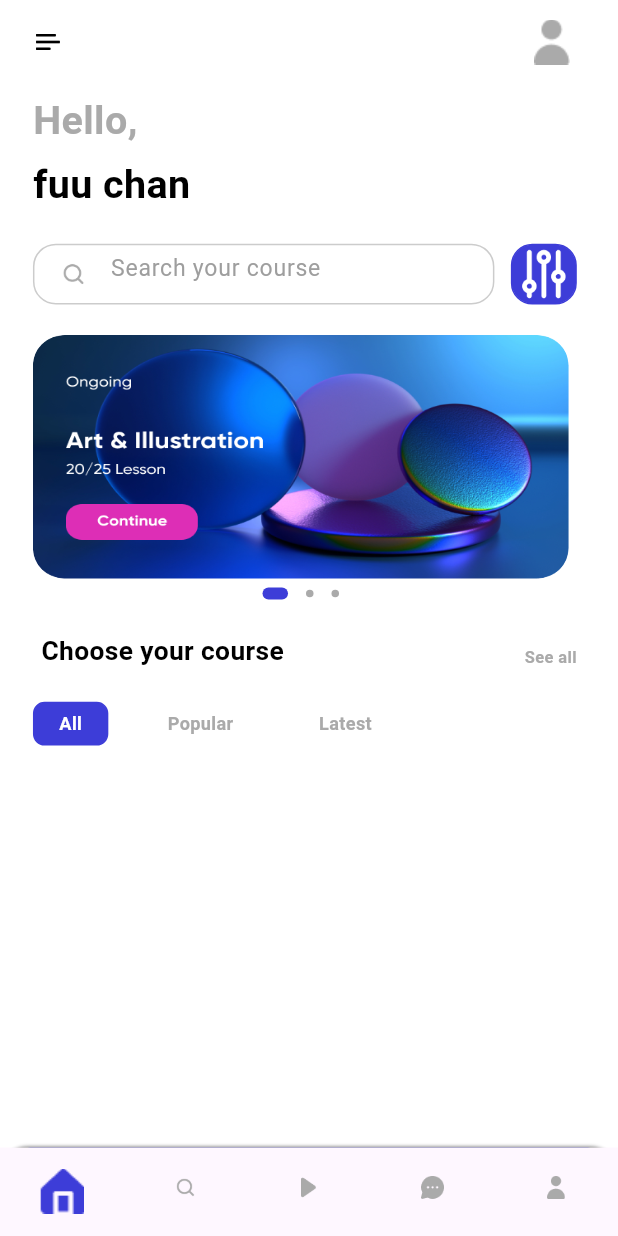
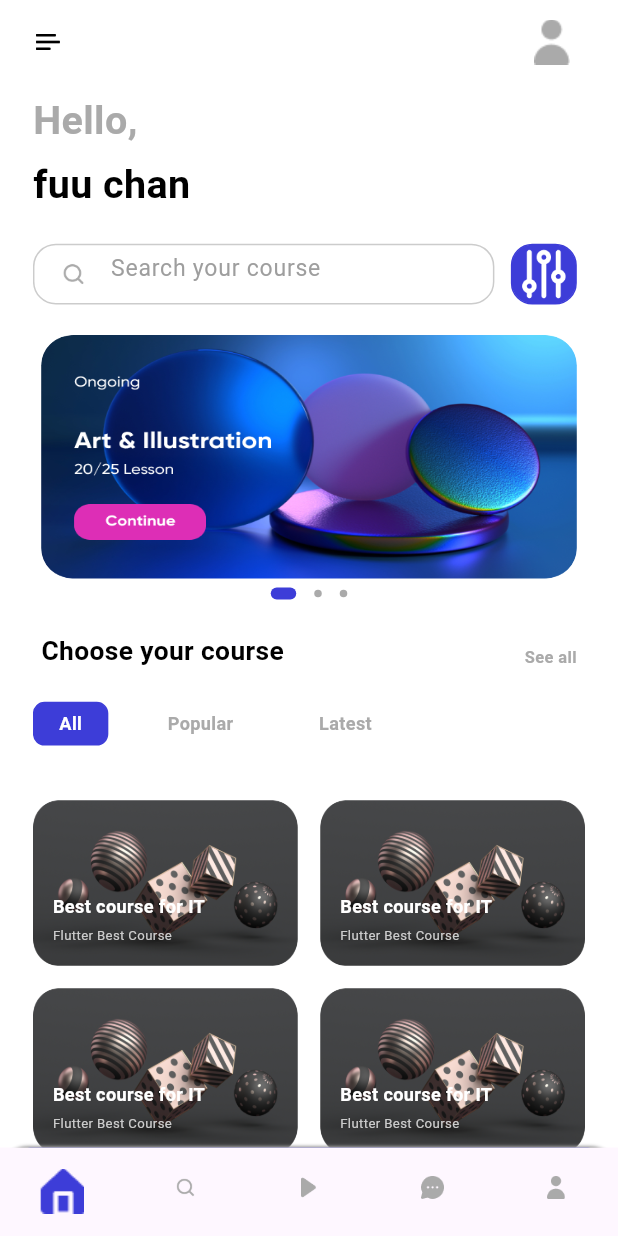
Before and after one commit to Sunichiii/learning_app, a Flutter app: the screen it shows after launch, on a phone screen of 412 x 824 dp. Run offline on Flutter 3.47's test engine with Material 3 defaults, Android fonts, the phone set to English and light mode, and no system bars; drawn by our look-alikes of dots_indicator; our stand-ins replace cloud_firestore, firebase_auth, firebase_core, flutter_bloc, flutter_screenutil, fluttertoast; accounts and stored records are empty; Roboto replaces fonts that are missing (Avenir-Book).

Commit message:
created home page

```diff
--- a/lib/pages/home/home_page.dart
+++ b/lib/pages/home/home_page.dart
@@ -5,7 +5,7 @@
 import 'package:flutter_bloc/flutter_bloc.dart';
 import 'package:flutter_screenutil/flutter_screenutil.dart';
 
-import '../application/widgets/homepage_widgets.dart';
+import 'widgets/homepage_widgets.dart';
 
 class HomePage extends StatefulWidget {
   const HomePage({super.key});
@@ -20,23 +20,56 @@
     return Scaffold(
         backgroundColor: Colors.white,
         appBar: buildAppBar(),
-      body: BlocBuilder<HomePageBlocs, HomePageStates>(builder: (context, state){
+        body: BlocBuilder<HomePageBlocs, HomePageStates>(
+            builder: (context, state) {
           return Container(
             margin: EdgeInsets.symmetric(vertical: 0, horizontal: 20.w),
-          child: Column(
-            crossAxisAlignment: CrossAxisAlignment.start,
-            children: [
-              homePageText("Hello,", color: AppColors.primaryThreeElementText),
-              homePageText("fuu chan", top: 5),
-              SizedBox(height: 20.h,),
-              searchView(),
-              SizedBox(height: 20.h,),
-              slidersView(context, state),
-              menuView(),
+            child: CustomScrollView(
+              slivers: [
+                SliverToBoxAdapter(
+                  child: homePageText("Hello,",
+                      color: AppColors.primaryThreeElementText),
+                ),
+                SliverToBoxAdapter(
+                  child: homePageText("fuu chan", top: 5),
+                ),
+                SliverPadding(padding: EdgeInsets.only(top: 20.h)),
+                SliverToBoxAdapter(
+                  child: searchView(),
+                ),
+                SliverPadding(padding: EdgeInsets.only(top: 20.h)),
+                SliverToBoxAdapter(
+                  child: slidersView(context, state),
+                ),
+                SliverToBoxAdapter(
+                  child: menuView(),
+                ),
+                SliverPadding(
+                  padding:
+                      EdgeInsets.symmetric(vertical: 18.h, horizontal: 0.w),
+                ),
+
+                // tala ko grid elements ko lagi
+                SliverGrid(
+                  delegate: SliverChildBuilderDelegate(
+                    (BuildContext context, int index) {
+                      return GestureDetector(
+                        onTap: () {},
+                        child: courseGrid()
+                      );
+                    },
+                    childCount: 10,
+                  ),
+                  gridDelegate: SliverGridDelegateWithFixedCrossAxisCount(
+                    crossAxisCount: 2,
+                    mainAxisSpacing: 15,
+                    crossAxisSpacing: 15,
+                    childAspectRatio: 1.6,
+                  ),
+                )
               ],
             ),
           );
-      })
-    );
+        }));
   }
 }
--- a/lib/pages/application/widgets/homepage_widgets.dart
+++ b/lib/pages/home/widgets/homepage_widgets.dart
@@ -4,9 +4,8 @@
 import 'package:flutter/material.dart';
 import 'package:flutter_bloc/flutter_bloc.dart';
 import 'package:flutter_screenutil/flutter_screenutil.dart';
-
 import '../../../common/values/colors.dart';
-import '../../home/bloc/home_page_blocs.dart';
+import '../bloc/home_page_blocs.dart';
 
 AppBar buildAppBar() {
   return AppBar(
@@ -27,7 +26,9 @@
                 height: 40.h,
                 decoration: BoxDecoration(
                     image: DecorationImage(
-                        image: AssetImage("assets/icons/person.png")))),
+                        image: AssetImage("assets/icons/person.png")),
+                ),
+            ),
           ),
         ],
       ),
@@ -185,9 +186,11 @@
           children: [
             _reusableMenuText("All"),
             _reusableMenuText("Popular",
-                textColor: AppColors.primaryThreeElementText, backGroundColor: Colors.white),
+                textColor: AppColors.primaryThreeElementText,
+                backGroundColor: Colors.white),
             _reusableMenuText("Latest",
-                textColor: AppColors.primaryThreeElementText, backGroundColor: Colors.white),
+                textColor: AppColors.primaryThreeElementText,
+                backGroundColor: Colors.white),
           ],
         ),
       )
@@ -232,3 +235,46 @@
     ]),
   );
 }
+
+
+//tala ko course grid ko lagi
+Widget courseGrid(){
+  return Container(
+    padding: EdgeInsets.all(12.w),
+    decoration: BoxDecoration(
+        borderRadius: BorderRadius.circular(15.w),
+        image: DecorationImage(
+            fit: BoxFit.fill,
+            image:
+            AssetImage("assets/icons/image_2.png"))),
+    child: Column(
+      crossAxisAlignment: CrossAxisAlignment.start,
+      mainAxisAlignment: MainAxisAlignment.end,
+      children: [
+        Text(
+          "Best course for IT",
+          maxLines: 1,
+          textAlign: TextAlign.left,
+          softWrap: false,
+          overflow: TextOverflow.fade,
+          style: TextStyle(
+              color: AppColors.primaryElementText,
+              fontWeight: FontWeight.bold,
+              fontSize: 11.sp),
+        ),
+        SizedBox(height: 5.h),
+        Text(
+          "Flutter Best Course",
+          maxLines: 2,
+          textAlign: TextAlign.left,
+          softWrap: false,
+          overflow: TextOverflow.fade,
+          style: TextStyle(
+              color: AppColors.primaryFourElementText,
+              fontWeight: FontWeight.normal,
+              fontSize: 8.sp),
+        ),
+      ],
+    ),
+  );
+}
```
Also changed, not shown: lib/pages/profile/profile.dart (added), pubspec.lock, 125 other files. Lines whose indentation alone changed are shown as unchanged.
